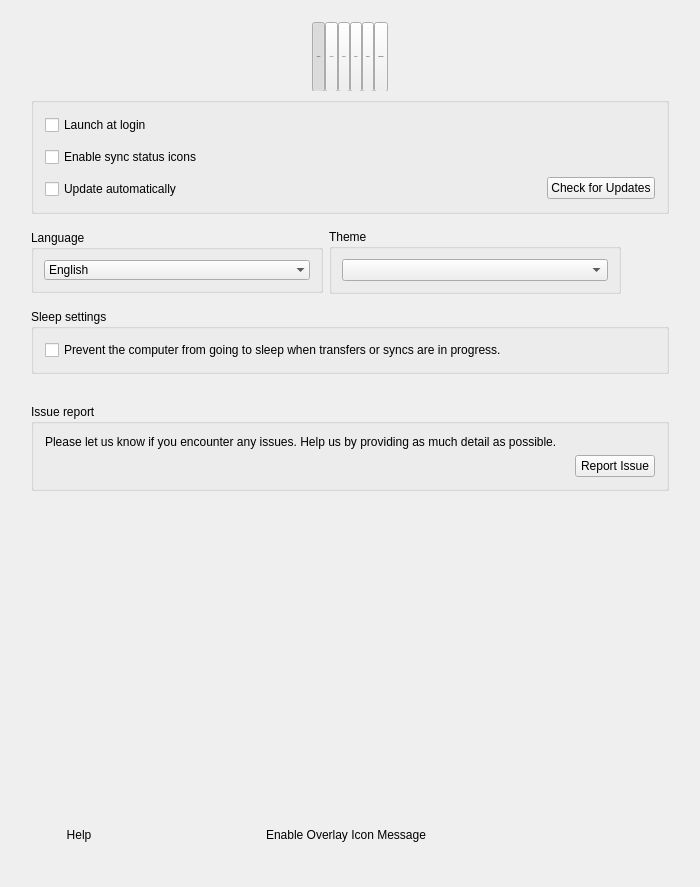
meganz/MEGAsync, file src/MEGASync/gui/ui/SettingsDialog.ui: the form before one commit.
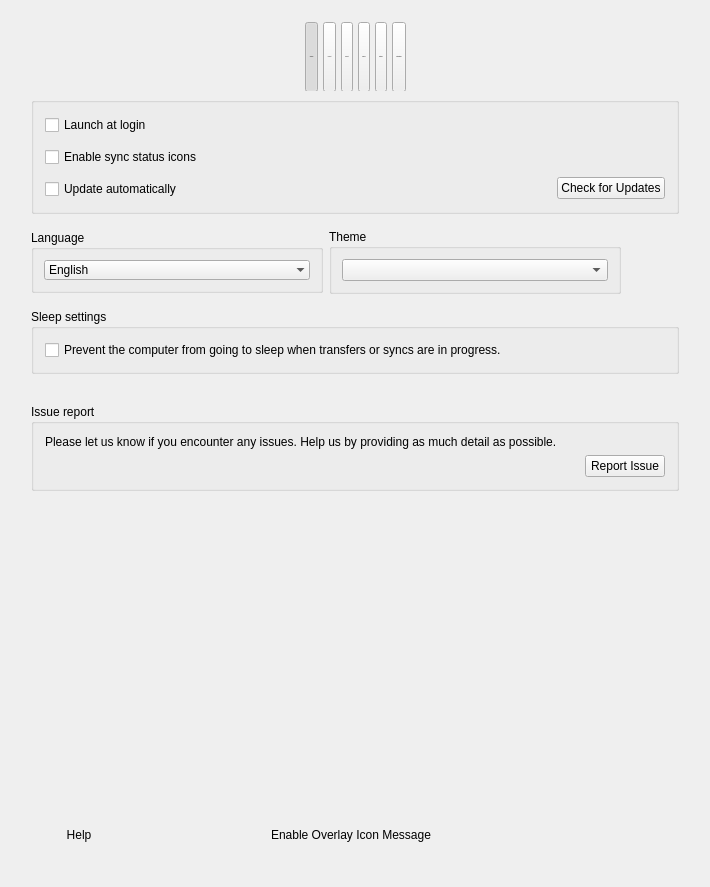
The form after the commit. Icons and pictures are not drawn. Custom widgets are drawn as their Qt base class.

```diff
--- a/src/MEGASync/gui/ui/SettingsDialog.ui
+++ b/src/MEGASync/gui/ui/SettingsDialog.ui
@@ -6,13 +6,13 @@
    <rect>
     <x>0</x>
     <y>0</y>
-    <width>700</width>
+    <width>710</width>
     <height>887</height>
    </rect>
   </property>
   <property name="minimumSize">
    <size>
-    <width>700</width>
+    <width>710</width>
     <height>887</height>
    </size>
   </property>
@@ -234,7 +234,7 @@
      </property>
      <layout class="QHBoxLayout" name="horizontalLayout_2" stretch="1,0,0,0,0,0,0,1">
       <property name="spacing">
-       <number>0</number>
+       <number>5</number>
       </property>
       <item>
        <spacer name="horizontalSpacer_9">
```
Left out of the diff: 9 changed lines with no effect on the pictures.
